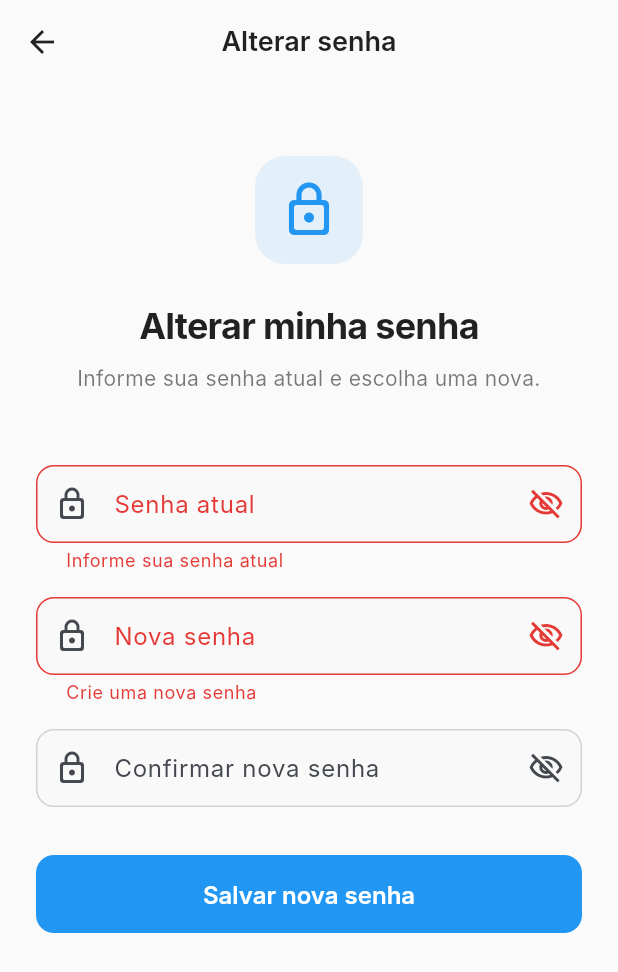
After one commit to red001-sys/Painel-afiliados, a Flutter app: the ChangePasswordScreen screen opened directly, after a tap on "Salvar nova senha", on a phone screen of 412 x 824 dp. The commit adds this screen. Shown: the top 972 px of the screen. Run offline on Flutter 3.47's test engine with Material 3 defaults, Android fonts, the phone set to English and light mode, and no system bars; our stand-ins replace app_links, file_picker, fl_chart, flutter_riverpod, image_picker, share_plus and 3 more; accounts and stored records are empty; network calls fail; Roboto replaces fonts that are missing (Inter).

Commit message:
Add in-app change password from profile

```diff
--- /dev/null
+++ b/lib/screens/profile/change_password_screen.dart
@@ -0,0 +1,229 @@
+import 'package:flutter/material.dart';
+import 'package:flutter_riverpod/flutter_riverpod.dart';
+import 'package:supabase_flutter/supabase_flutter.dart' show Supabase;
+
+import '../../core/constants/app_colors.dart';
+import '../../core/theme/app_theme.dart';
+import '../../providers/auth_provider.dart';
+
+class ChangePasswordScreen extends ConsumerStatefulWidget {
+  const ChangePasswordScreen({super.key});
+
+  @override
+  ConsumerState<ChangePasswordScreen> createState() => _ChangePasswordScreenState();
+}
+
+class _ChangePasswordScreenState extends ConsumerState<ChangePasswordScreen> {
+  final _currentController = TextEditingController();
+  final _passwordController = TextEditingController();
+  final _confirmController = TextEditingController();
+  final _formKey = GlobalKey<FormState>();
+  bool _obscureCurrent = true;
+  bool _obscurePassword = true;
+  bool _obscureConfirm = true;
+
+  @override
+  void dispose() {
+    _currentController.dispose();
+    _passwordController.dispose();
+    _confirmController.dispose();
+    super.dispose();
+  }
+
+  void _handleSubmit() {
+    if (!_formKey.currentState!.validate()) return;
+    final email = Supabase.instance.client.auth.currentUser?.email ?? '';
+    ref.read(changePasswordProvider.notifier).changePassword(
+          email: email,
+          currentPassword: _currentController.text,
+          newPassword: _passwordController.text,
+        );
+  }
+
+  @override
+  Widget build(BuildContext context) {
+    final colorScheme = Theme.of(context).colorScheme;
+    final state = ref.watch(changePasswordProvider);
+
+    ref.listen<ChangePasswordState>(changePasswordProvider, (previous, next) {
+      if (next.error != null) {
+        ScaffoldMessenger.of(context).showSnackBar(
+          SnackBar(content: Text(next.error!), backgroundColor: AppColors.error),
+        );
+      }
+      if (next.success) {
+        ScaffoldMessenger.of(context).showSnackBar(
+          const SnackBar(
+            content: Text('Senha alterada com sucesso!'),
+            backgroundColor: AppColors.ecoGreen,
+          ),
+        );
+        Future.delayed(const Duration(milliseconds: 1200), () {
+          if (!context.mounted) return;
+          Navigator.of(context).pop();
+        });
+      }
+    });
+
+    return Scaffold(
+      appBar: AppBar(
+        title: const Text('Alterar senha'),
+        centerTitle: true,
+      ),
+      body: SafeArea(
+        child: SingleChildScrollView(
+          padding: EdgeInsets.symmetric(horizontal: AppTheme.spacingLG),
+          child: Form(
+            key: _formKey,
+            child: Column(
+              crossAxisAlignment: CrossAxisAlignment.stretch,
+              children: [
+                SizedBox(height: AppTheme.spacingXXL),
+
+                Center(
+                  child: Container(
+                    width: 72,
+                    height: 72,
+                    decoration: BoxDecoration(
+                      color: AppColors.ecoGreen.withValues(alpha: 0.1),
+                      borderRadius: BorderRadius.circular(20),
+                    ),
+                    child: const Icon(
+                      Icons.lock_outline_rounded,
+                      size: 40,
+                      color: AppColors.ecoGreen,
+                    ),
+                  ),
+                ),
+                SizedBox(height: AppTheme.spacingLG),
+                Text(
+                  'Alterar minha senha',
+                  textAlign: TextAlign.center,
+                  style: TextStyle(
+                    fontSize: 24,
+                    fontWeight: FontWeight.w700,
+                    color: colorScheme.onSurface,
+                    letterSpacing: -0.5,
+                  ),
+                ),
+                SizedBox(height: AppTheme.spacingSM),
+                Text(
+                  'Informe sua senha atual e escolha uma nova.',
+                  textAlign: TextAlign.center,
+                  style: TextStyle(
+                    fontSize: 14,
+                    color: colorScheme.onSurface.withValues(alpha: 0.6),
+                  ),
+                ),
+                SizedBox(height: AppTheme.spacingXXL),
+
+                TextFormField(
+                  controller: _currentController,
+                  obscureText: _obscureCurrent,
+                  textInputAction: TextInputAction.next,
+                  enabled: !state.isLoading,
+                  validator: (value) {
+                    if (value == null || value.isEmpty) {
+                      return 'Informe sua senha atual';
+                    }
+                    return null;
+                  },
+                  decoration: InputDecoration(
+                    labelText: 'Senha atual',
+                    hintText: '••••••••',
+                    prefixIcon: const Icon(Icons.lock_outline_rounded),
+                    suffixIcon: IconButton(
+                      icon: Icon(
+                        _obscureCurrent
+                            ? Icons.visibility_off_outlined
+                            : Icons.visibility_outlined,
+                      ),
+                      onPressed: () =>
+                          setState(() => _obscureCurrent = !_obscureCurrent),
+                    ),
+                  ),
+                ),
+                SizedBox(height: AppTheme.spacingMD),
+
+                TextFormField(
+                  controller: _passwordController,
+                  obscureText: _obscurePassword,
+                  textInputAction: TextInputAction.next,
+                  enabled: !state.isLoading,
+                  validator: (value) {
+                    if (value == null || value.isEmpty) {
+                      return 'Crie uma nova senha';
+                    }
+                    if (value.length < 6) return 'Mínimo de 6 caracteres';
+                    return null;
+                  },
+                  decoration: InputDecoration(
+                    labelText: 'Nova senha',
+                    hintText: '••••••••',
+                    prefixIcon: const Icon(Icons.lock_outline_rounded),
+                    suffixIcon: IconButton(
+                      icon: Icon(
+                        _obscurePassword
+                            ? Icons.visibility_off_outlined
+                            : Icons.visibility_outlined,
+                      ),
+                      onPressed: () =>
+                          setState(() => _obscurePassword = !_obscurePassword),
+                    ),
+                  ),
+                ),
+                SizedBox(height: AppTheme.spacingMD),
+
+                TextFormField(
+                  controller: _confirmController,
+                  obscureText: _obscureConfirm,
+                  textInputAction: TextInputAction.done,
+                  enabled: !state.isLoading,
+                  onFieldSubmitted: (_) => _handleSubmit(),
+                  validator: (value) {
+                    if (value != _passwordController.text) {
+                      return 'As senhas não coincidem';
+                    }
+                    return null;
+                  },
+                  decoration: InputDecoration(
+                    labelText: 'Confirmar nova senha',
+                    hintText: '••••••••',
+                    prefixIcon: const Icon(Icons.lock_outline_rounded),
+                    suffixIcon: IconButton(
+                      icon: Icon(
+                        _obscureConfirm
+                            ? Icons.visibility_off_outlined
+                            : Icons.visibility_outlined,
+                      ),
+                      onPressed: () =>
+                          setState(() => _obscureConfirm = !_obscureConfirm),
+                    ),
+                  ),
+                ),
+                SizedBox(height: AppTheme.spacingXL),
+
+                SizedBox(
+                  height: 52,
+                  child: ElevatedButton(
+                    onPressed: state.isLoading ? null : _handleSubmit,
+                    child: state.isLoading
+                        ? const SizedBox(
+                            width: 22,
+                            height: 22,
+                            child: CircularProgressIndicator(
+                              strokeWidth: 2.5,
+                              color: Colors.white,
+                            ),
+                          )
+                        : const Text('Salvar nova senha'),
+                  ),
+                ),
+              ],
+            ),
+          ),
+        ),
+      ),
+    );
+  }
+}
--- a/lib/screens/profile/profile_screen.dart
+++ b/lib/screens/profile/profile_screen.dart
@@ -11,6 +11,7 @@ import '../../providers/auth_provider.dart';
 import '../../providers/affiliate_provider.dart';
 import '../../providers/theme_provider.dart';
 import 'bank_data_screen.dart';
+import 'change_password_screen.dart';
 import 'help_support_screen.dart';
 import 'my_links_screen.dart';
 import 'personal_data_screen.dart';
@@ -74,6 +75,15 @@ class ProfileScreen extends ConsumerWidget {
             onTap: () {
               Navigator.of(context).push(
                 MaterialPageRoute(builder: (_) => const MyLinksScreen()),
+              );
+            },
+          ),
+          _ProfileMenuItem(
+            icon: Icons.lock_outline_rounded,
+            title: 'Alterar Senha',
+            onTap: () {
+              Navigator.of(context).push(
+                MaterialPageRoute(builder: (_) => const ChangePasswordScreen()),
               );
             },
           ),
```
